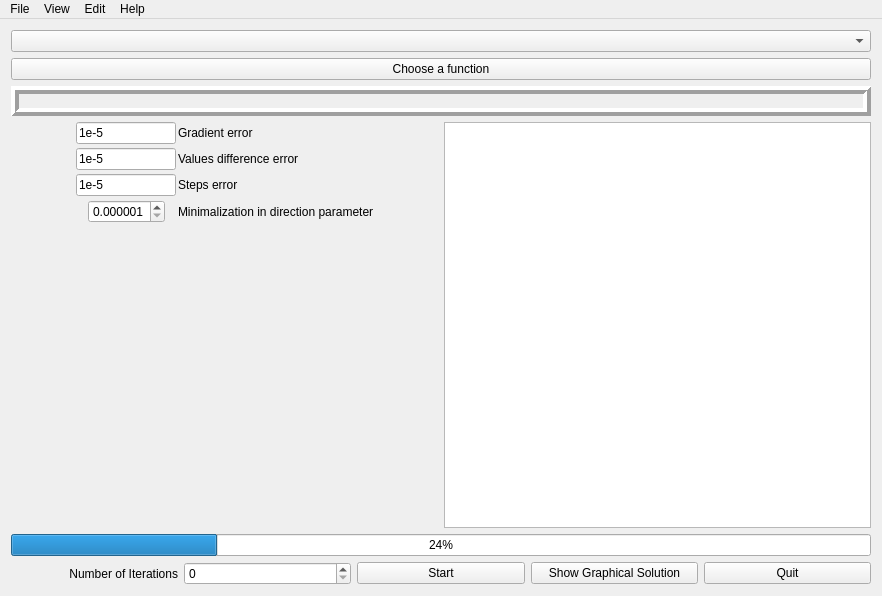
First picture: the form in Aplikacja/Polak_Ribiere/forms/mainwindow.ui, repository MacAndKaj/Theory_and_Methods_of_Optimization, before the edit.
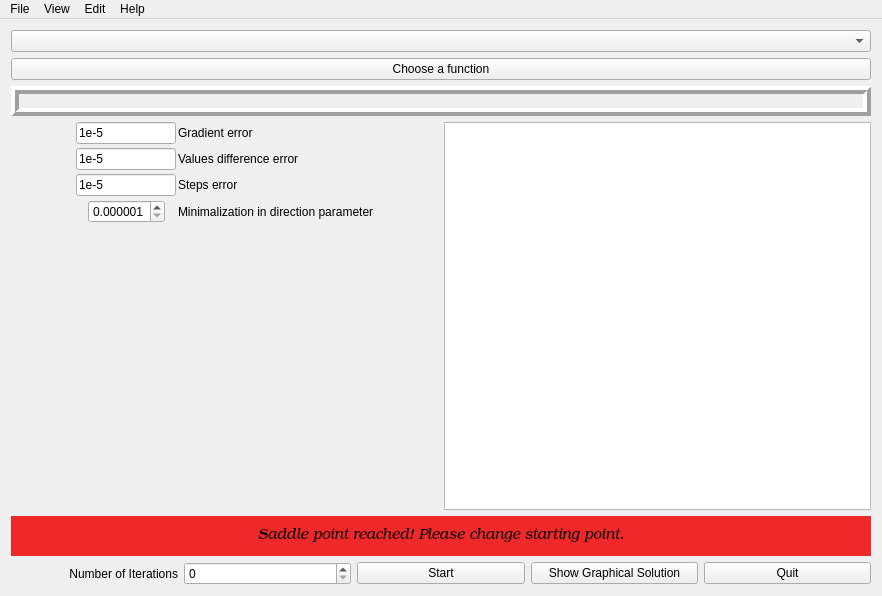
Second picture: the form after the edit.

Patch:
```diff
--- a/Aplikacja/Polak_Ribiere/forms/mainwindow.ui
+++ b/Aplikacja/Polak_Ribiere/forms/mainwindow.ui
@@ -184,9 +184,31 @@
      </layout>
     </item>
     <item>
-     <widget class="QProgressBar" name="progressBar_computing">
-      <property name="value">
-       <number>24</number>
+     <widget class="QLabel" name="label">
+      <property name="minimumSize">
+       <size>
+        <width>0</width>
+        <height>40</height>
+       </size>
+      </property>
+      <property name="font">
+       <font>
+        <family>URW Bookman L</family>
+        <pointsize>11</pointsize>
+        <weight>9</weight>
+        <italic>true</italic>
+        <bold>false</bold>
+       </font>
+      </property>
+      <property name="styleSheet">
+       <string notr="true">font: 75 italic 11pt &quot;URW Bookman L&quot;;
+background-color: rgb(239, 41, 41);</string>
+      </property>
+      <property name="text">
+       <string>Saddle point reached! Please change starting point.</string>
+      </property>
+      <property name="alignment">
+       <set>Qt::AlignCenter</set>
       </property>
      </widget>
     </item>
```
